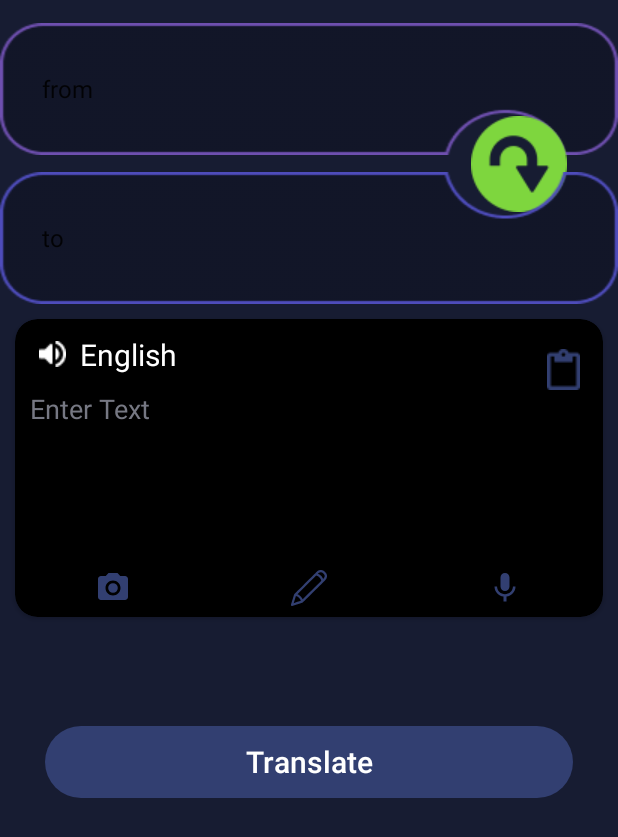
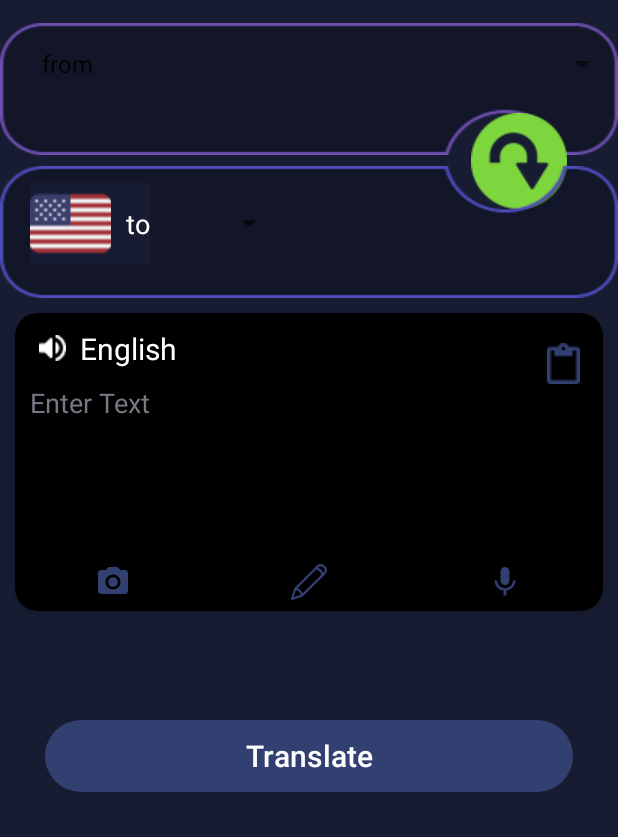
Before and after one commit to zeeshantaj/Translator_App, an Android app: the screen it shows after launch (MainActivity), after a tap on an icon or button, on a phone screen of 412 x 824 dp. Shown: the top 837 px of the screen. Run offline under Robolectric (Android 15) with nearby library versions, the phone set to English and light mode, and no system bars; libraries missing offline, so code that uses them is left out: com.google.firebase.ml.

Commit message:
first7 commit

```diff
--- /dev/null
+++ b/app/src/main/java/com/example/langauage_translator_app/Adapter/CustomSpinnerAdapter.java
@@ -0,0 +1,56 @@
+package com.example.langauage_translator_app.Adapter;
+
+import android.content.Context;
+import android.view.LayoutInflater;
+import android.view.View;
+import android.view.ViewGroup;
+import android.widget.ArrayAdapter;
+import android.widget.ImageView;
+import android.widget.TextView;
+
+import androidx.annotation.NonNull;
+import androidx.annotation.Nullable;
+
+import com.example.langauage_translator_app.R;
+
+public class CustomSpinnerAdapter extends ArrayAdapter<String> {
+
+    private Context context;
+    private String[] data;
+    private int[] flagResources; // Array of flag resource IDs
+
+    public CustomSpinnerAdapter(Context context, int resource, String[] data, int[] flagResources) {
+        super(context, resource, data);
+        this.context = context;
+        this.data = data;
+        this.flagResources = flagResources;
+    }
+
+    @NonNull
+    @Override
+    public View getView(int position, @Nullable View convertView, @NonNull ViewGroup parent) {
+        View view = convertView;
+        if (view == null) {
+            LayoutInflater inflater = LayoutInflater.from(context);
+            view = inflater.inflate(R.layout.custom_spinner_dropdown_item, null);
+        }
+
+        TextView textView = view.findViewById(R.id.nameTxt);
+        ImageView flagImageView = view.findViewById(R.id.flagImageView);
+
+        if (textView != null) {
+            textView.setText(data[position]);
+        }
+
+        if (flagImageView != null && position < flagResources.length) {
+            flagImageView.setImageResource(flagResources[position]);
+        }
+
+        return view;
+    }
+
+    @Override
+    public View getDropDownView(int position, @Nullable View convertView, @NonNull ViewGroup parent) {
+        return getView(position, convertView, parent);
+    }
+}
--- a/app/src/main/java/com/example/langauage_translator_app/MainActivity.java
+++ b/app/src/main/java/com/example/langauage_translator_app/MainActivity.java
@@ -1,4 +1,6 @@
 package com.example.langauage_translator_app;
+
+import static com.example.langauage_translator_app.Model.MyLanguage.getLanguageCode;
 
 import androidx.annotation.NonNull;
 import androidx.annotation.Nullable;
@@ -6,11 +8,14 @@ import androidx.appcompat.app.AppCompatActivity;
 
 import android.animation.AnimatorSet;
 import android.animation.ObjectAnimator;
+import android.animation.PropertyValuesHolder;
+import android.animation.ValueAnimator;
 import android.content.Intent;
 import android.database.Cursor;
 import android.database.sqlite.SQLiteDatabase;
 import android.os.AsyncTask;
 import android.os.Bundle;
+import android.os.Handler;
 import android.speech.RecognizerIntent;
 import android.view.View;
 import android.view.animation.Animation;
@@ -25,6 +30,8 @@ import android.widget.Spinner;
 import android.widget.TextView;
 import android.widget.Toast;
 
+import com.example.langauage_translator_app.Adapter.CustomSpinnerAdapter;
+import com.example.langauage_translator_app.Model.TranslationTask;
 import com.google.android.gms.tasks.OnFailureListener;
 import com.google.android.gms.tasks.OnSuccessListener;
 import com.google.firebase.FirebaseOptions;
@@ -49,6 +56,7 @@ public class MainActivity extends AppCompatActivity {
 
     private String[] fromLanguage = {"from", "English", "Urdu", "Hindi", "Arabic", "French", "Japanese", "Chines", "Italian", "German", "Russian"};
     private String[] toLanguage = {"to", "English", "Urdu", "Hindi", "Arabic", "French", "Japanese", "Chines", "Italian", "German", "Russian"};
+    private int[] flagResources = {R.drawable.us_flag,R.drawable.russia_flag};
 
     private static final int REQUEST_PERMISSION_CODE = 1;
     int languageCode, fromLanguageCode, toLanguageCode = 0;
@@ -59,6 +67,13 @@ public class MainActivity extends AppCompatActivity {
         setContentView(R.layout.activity_main);
 
         arrowBtn = findViewById(R.id.arrowBtn);
+       arrowBtn.setOnClickListener(new View.OnClickListener() {
+           @Override
+           public void onClick(View v) {
+               startAnimation();
+           }
+       });
+
         translatedTxt = findViewById(R.id.translatedTxt);
         editText = findViewById(R.id.editText);
         translateBtn = findViewById(R.id.translateBtn);
@@ -69,12 +84,6 @@ public class MainActivity extends AppCompatActivity {
         penBtn = findViewById(R.id.pencilBtn);
 
 
-        arrowBtn.setOnClickListener(new View.OnClickListener() {
-            @Override
-            public void onClick(View v) {
-                startAnimation();
-            }
-        });
         translateBtn.setOnClickListener(v -> {
             translatedTxt.setVisibility(View.VISIBLE);
             translatedTxt.setText("");
@@ -88,10 +97,16 @@ public class MainActivity extends AppCompatActivity {
                 Toast.makeText(this, "Please Select language to translate", Toast.LENGTH_SHORT).show();
             }
             else {
-                translate(fromLanguageCode,toLanguageCode,editText.getText().toString());
+                TranslationTask translationTask = new TranslationTask(fromLanguageCode,toLanguageCode,editText.getText().toString(),translatedTxt,this);
+                translationTask.execute();
+                //translate(fromLanguageCode,toLanguageCode,editText.getText().toString());
             }
 
         });
+        CustomSpinnerAdapter toAdapter = new CustomSpinnerAdapter(this, R.layout.custom_spinner_dropdown_item, toLanguage, flagResources);
+        toAdapter.setDropDownViewResource(R.layout.custom_spinner_dropdown_item);
+        toSpinner.setAdapter(toAdapter);
+
         toSpinner.setOnItemSelectedListener(new AdapterView.OnItemSelectedListener() {
             @Override
             public void onItemSelected(AdapterView<?> parent, View view, int position, long id) {
@@ -101,13 +116,26 @@ public class MainActivity extends AppCompatActivity {
 
             @Override
             public void onNothingSelected(AdapterView<?> parent) {
-
+                // Handle onNothingSelected if needed
             }
         });
 
-        ArrayAdapter toAdapter = new ArrayAdapter(this, android.R.layout.simple_spinner_item,toLanguage);
-        toAdapter.setDropDownViewResource(android.R.layout.simple_spinner_dropdown_item);
-        toSpinner.setAdapter(toAdapter);
+        //        toSpinner.setOnItemSelectedListener(new AdapterView.OnItemSelectedListener() {
+//            @Override
+//            public void onItemSelected(AdapterView<?> parent, View view, int position, long id) {
+//                toLanguageCode = getLanguageCode(toLanguage[position]);
+//                Toast.makeText(MainActivity.this, "to clicked", Toast.LENGTH_SHORT).show();
+//            }
+//
+//            @Override
+//            public void onNothingSelected(AdapterView<?> parent) {
+//
+//            }
+//        });
+//
+//        ArrayAdapter toAdapter = new ArrayAdapter(this, android.R.layout.simple_spinner_item,toLanguage);
+//        toAdapter.setDropDownViewResource(android.R.layout.simple_spinner_dropdown_item);
+//        toSpinner.setAdapter(toAdapter);
         fromSpinner.setOnItemSelectedListener(new AdapterView.OnItemSelectedListener() {
             @Override
             public void onItemSelected(AdapterView<?> parent, View view, int position, long id) {
@@ -141,37 +169,37 @@ public class MainActivity extends AppCompatActivity {
 
     }
 
-    private void translate(int fromLanguageCode,int toLanguageCode,String source) {
-        translatedTxt.setText("Downloading model, Please wait...");
-        FirebaseTranslatorOptions   options = new FirebaseTranslatorOptions.Builder()
-                .setSourceLanguage(fromLanguageCode)
-                .setTargetLanguage(toLanguageCode)
-                .build();
-        FirebaseTranslator translator = FirebaseNaturalLanguage.getInstance().getTranslator(options);
-        FirebaseModelDownloadConditions conditions = new FirebaseModelDownloadConditions.Builder().build();
-        translator.downloadModelIfNeeded(conditions).addOnSuccessListener(new OnSuccessListener<Void>() {
-            @Override
-            public void onSuccess(Void unused) {
-                translatedTxt.setText("Translation...");
-                translator.translate(source).addOnSuccessListener(new OnSuccessListener<String>() {
-                    @Override
-                    public void onSuccess(String s) {
-                        translatedTxt.setText(s);
-                    }
-                }).addOnFailureListener(new OnFailureListener() {
-                    @Override
-                    public void onFailure(@NonNull Exception e) {
-                        Toast.makeText(MainActivity.this, "Failed to translate! try again"+e.getLocalizedMessage(), Toast.LENGTH_SHORT).show();
-                    }
-                });
-            }
-        }).addOnFailureListener(new OnFailureListener() {
-            @Override
-            public void onFailure(@NonNull Exception e) {
-                Toast.makeText(MainActivity.this, "Failed to download model! Please Check your internet connection!"+e.getLocalizedMessage(), Toast.LENGTH_SHORT).show();
-            }
-        });
-    }
+//    private void translate(int fromLanguageCode,int toLanguageCode,String source) {
+//        translatedTxt.setText("Downloading model, Please wait...");
+//        FirebaseTranslatorOptions   options = new FirebaseTranslatorOptions.Builder()
+//                .setSourceLanguage(fromLanguageCode)
+//                .setTargetLanguage(toLanguageCode)
+//                .build();
+//        FirebaseTranslator translator = FirebaseNaturalLanguage.getInstance().getTranslator(options);
+//        FirebaseModelDownloadConditions conditions = new FirebaseModelDownloadConditions.Builder().build();
+//        translator.downloadModelIfNeeded(conditions).addOnSuccessListener(new OnSuccessListener<Void>() {
+//            @Override
+//            public void onSuccess(Void unused) {
+//                translatedTxt.setText("Translation...");
+//                translator.translate(source).addOnSuccessListener(new OnSuccessListener<String>() {
+//                    @Override
+//                    public void onSuccess(String s) {
+//                        translatedTxt.setText(s);
+//                    }
+//                }).addOnFailureListener(new OnFailureListener() {
+//                    @Override
+//                    public void onFailure(@NonNull Exception e) {
+//                        Toast.makeText(MainActivity.this, "Failed to translate! try again"+e.getLocalizedMessage(), Toast.LENGTH_SHORT).show();
+//                    }
+//                });
+//            }
+//        }).addOnFailureListener(new OnFailureListener() {
+//            @Override
+//            public void onFailure(@NonNull Exception e) {
+//                Toast.makeText(MainActivity.this, "Failed to download model! Please Check your internet connection!"+e.getLocalizedMessage(), Toast.LENGTH_SHORT).show();
+//            }
+//        });
+//    }
 
     @Override
     protected void onActivityResult(int requestCode, int resultCode, @Nullable Intent data) {
@@ -182,55 +210,38 @@ public class MainActivity extends AppCompatActivity {
         }
     }
 
-    //"English","Urdu","Hindi","Arabic","French","Japanese","Chines","Italian","German","Russian"
-    private int getLanguageCode(String language) {
-        int languageCode = 0;
-        switch (language) {
-            case "English":
-                languageCode = FirebaseTranslateLanguage.EN;
-                break;
-            case "Urdu":
-                languageCode = FirebaseTranslateLanguage.UR;
-                break;
-            case "Hindi":
-                languageCode = FirebaseTranslateLanguage.HI;
-                break;
-            case "Arabic":
-                languageCode = FirebaseTranslateLanguage.AR;
-                break;
-            case "French":
-                languageCode = FirebaseTranslateLanguage.FR;
-                break;
-            case "Japanese":
-                languageCode = FirebaseTranslateLanguage.JA;
-                break;
-            case "Chines":
-                languageCode = FirebaseTranslateLanguage.CY;
-                break;
-            case "Italian":
-                languageCode = FirebaseTranslateLanguage.IT;
-                break;
-            case "German":
-                languageCode = FirebaseTranslateLanguage.GA;
-                break;
-            case "Russian":
-                languageCode = FirebaseTranslateLanguage.RU;
-                break;
-            default:
-                languageCode = 0;
-
-        }
-        return languageCode;
-
-    }
-
     private void startAnimation() {
 
-        ObjectAnimator animator = ObjectAnimator.ofFloat(arrowBtn, "rotation", 0f, 360f);
-        animator.setDuration(1000);
-        AnimatorSet animatorSet = new AnimatorSet();
-        animatorSet.playTogether(animator);
-        animatorSet.start();
+        final long duration = 1000; // Animation duration in milliseconds
+        final long startTime = System.currentTimeMillis();
+        final float startRotation = arrowBtn.getRotation();
+        final float endRotation = startRotation + 360f; // 360 degrees
+
+        // Define a custom animation handler
+        final Handler handler = new Handler();
+        handler.post(new Runnable() {
+            @Override
+            public void run() {
+                long elapsed = System.currentTimeMillis() - startTime;
+                float interpolation = elapsed / (float) duration;
+                if (interpolation > 1f) {
+                    interpolation = 1f;
+                }
+
+                float rotation = startRotation + ((endRotation - startRotation) * interpolation);
+                arrowBtn.setRotation(rotation);
+
+                if (interpolation < 1f) {
+                    // Continue the animation until it reaches the end
+                    handler.postDelayed(this, 16); // Update approximately every 16ms for smoother animation (60 FPS)
+                }
+            }
+        });
+//        ObjectAnimator animator = ObjectAnimator.ofFloat(arrowBtn, "rotation", 0f, 360f);
+//        animator.setDuration(1000);
+//        AnimatorSet animatorSet = new AnimatorSet();
+//        animatorSet.playTogether(animator);
+//        animatorSet.start();
 
     }
 
--- a/app/src/main/java/com/example/langauage_translator_app/Model/Inout_Text.java
+++ b/app/src/main/java/com/example/langauage_translator_app/Model/TranslationInBackground.java
@@ -1,4 +1,4 @@
 package com.example.langauage_translator_app.Model;
 
-public class Inout_Text {
+public class TranslationInBackground {
 }
--- a/app/src/main/res/anim/rotate_anim.xml
+++ b/app/src/main/res/anim/rotate_360.xml
@@ -1,6 +1,5 @@
 <?xml version="1.0" encoding="utf-8"?>
 <set xmlns:android="http://schemas.android.com/apk/res/android">
 
-    <rotate android:fromDegrees="180"/>
 
 </set>
--- a/app/src/main/res/layout/activity_main.xml
+++ b/app/src/main/res/layout/activity_main.xml
@@ -12,15 +12,24 @@
 
 
 
+
+    <LinearLayout
+        android:id="@+id/fromLay"
+        android:layout_width="match_parent"
+        android:layout_height="wrap_content"
+        android:layout_marginTop="15dp"
+        android:background="@drawable/outline2"
+        android:orientation="vertical"
+        app:layout_constraintTop_toTopOf="parent" >
         <Spinner
             android:id="@+id/fromSpinner"
             android:layout_width="match_parent"
             android:layout_height="wrap_content"
             android:layout_marginTop="15dp"
+            android:layout_gravity="center"
             android:paddingStart="20dp"
-                    android:background="@drawable/outline2"
             app:layout_constraintTop_toTopOf="parent" />
-
+    </LinearLayout>
 
                 <ImageView
                     android:id="@+id/arrowBtn"
@@ -28,17 +37,27 @@
                     android:layout_height="wrap_content"
                     android:layout_marginEnd="34dp"
                     android:src="@drawable/down_arrow"
-                    app:layout_constraintBottom_toBottomOf="@+id/toSpinner"
-                    app:layout_constraintEnd_toEndOf="@+id/fromSpinner"
-                    app:layout_constraintTop_toTopOf="@+id/fromSpinner" />
-                <Spinner
-                    android:id="@+id/toSpinner"
+                    app:layout_constraintBottom_toBottomOf="@+id/toLay"
+                    app:layout_constraintEnd_toEndOf="@+id/fromLay"
+                    app:layout_constraintTop_toTopOf="@+id/fromLay" />
+
+    <LinearLayout
+        android:id="@+id/toLay"
         android:layout_width="match_parent"
         android:layout_height="wrap_content"
         android:background="@drawable/outline"
+        android:orientation="vertical"
+        android:layout_marginTop="7dp"
+        app:layout_constraintTop_toBottomOf="@id/fromLay">
+
+        <Spinner
+            android:id="@+id/toSpinner"
+            android:layout_width="wrap_content"
+            android:layout_height="wrap_content"
             android:layout_marginTop="11dp"
-                    android:paddingStart="20dp"
-                    app:layout_constraintTop_toBottomOf="@id/fromSpinner" />
+            android:paddingStart="20dp" />
+    </LinearLayout>
+
 
         <androidx.cardview.widget.CardView
             android:id="@+id/edCard"
@@ -48,7 +67,7 @@
             android:elevation="0dp"
             app:cardBackgroundColor="@color/black"
             app:cardCornerRadius="15dp"
-            app:layout_constraintTop_toBottomOf="@+id/toSpinner">
+            app:layout_constraintTop_toBottomOf="@+id/toLay">
 
             <androidx.constraintlayout.widget.ConstraintLayout
                 android:layout_width="match_parent"
--- /dev/null
+++ b/app/src/main/res/layout/custom_spinner_dropdown_item.xml
@@ -0,0 +1,48 @@
+<?xml version="1.0" encoding="utf-8"?>
+<androidx.constraintlayout.widget.ConstraintLayout xmlns:android="http://schemas.android.com/apk/res/android"
+    android:layout_width="match_parent"
+    android:layout_height="wrap_content"
+    android:background="@color/mainColor"
+    xmlns:app="http://schemas.android.com/apk/res-auto">
+
+
+    <androidx.cardview.widget.CardView
+        android:layout_width="match_parent"
+        android:layout_height="wrap_content"
+        app:cardBackgroundColor="@color/mainColor"
+        app:layout_constraintEnd_toEndOf="parent"
+        app:layout_constraintStart_toStartOf="parent"
+        app:layout_constraintTop_toTopOf="parent">
+
+        <androidx.constraintlayout.widget.ConstraintLayout
+            android:layout_width="wrap_content"
+            android:layout_height="wrap_content">
+
+            <ImageView
+                android:id="@+id/flagImageView"
+                android:layout_width="wrap_content"
+                android:layout_height="wrap_content"
+                android:src="@drawable/russia_flag"
+                app:layout_constraintBottom_toBottomOf="parent"
+                app:layout_constraintStart_toStartOf="parent"
+                app:layout_constraintTop_toTopOf="parent" />
+
+            <TextView
+                android:id="@+id/nameTxt"
+                android:layout_width="wrap_content"
+                android:layout_height="wrap_content"
+                android:layout_marginStart="10dp"
+                android:layout_marginEnd="10dp"
+                android:text="Name"
+                android:textColor="@color/white"
+                android:textSize="18sp"
+                app:layout_constraintBottom_toBottomOf="@id/flagImageView"
+                app:layout_constraintStart_toEndOf="@+id/flagImageView"
+                app:layout_constraintTop_toTopOf="@id/flagImageView" />
+
+        </androidx.constraintlayout.widget.ConstraintLayout>
+
+    </androidx.cardview.widget.CardView>
+
+
+</androidx.constraintlayout.widget.ConstraintLayout>
```
Also changed, not shown: app/src/main/java/com/example/langauage_translator_app/Model/MyLanguage.java (added, +47 -0 lines), app/src/main/java/com/example/langauage_translator_app/Model/TranslationTask.java (added, +89 -0 lines). Lines whose indentation alone changed are shown as unchanged.
